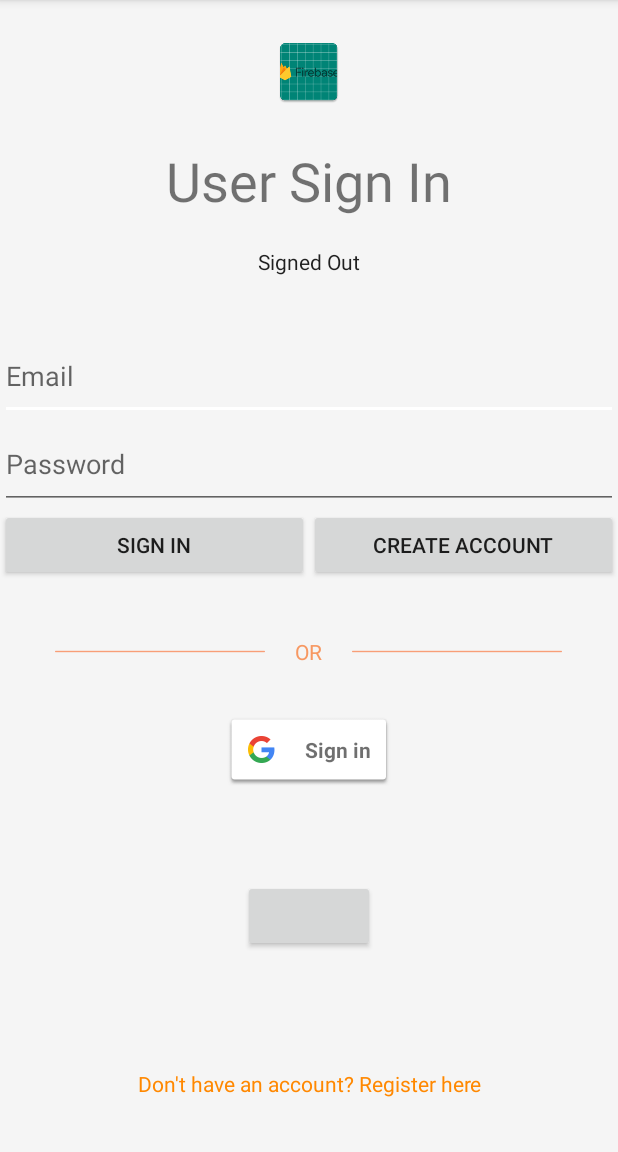
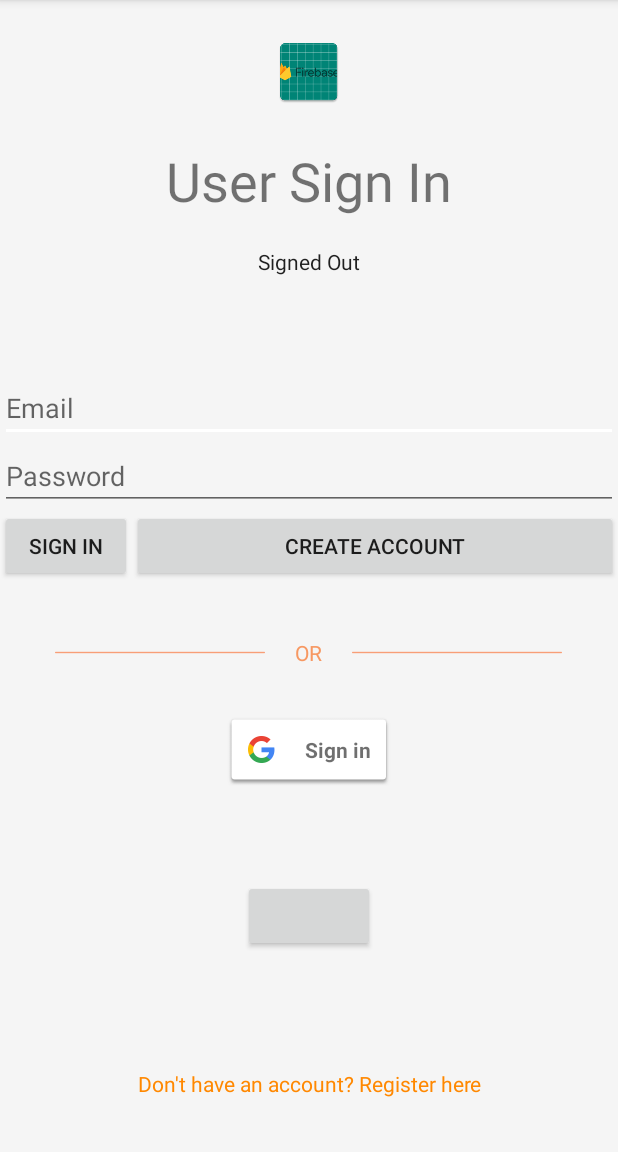
Before and after one commit to tcarausu/p2Project, an Android app: the screen it shows after launch (LoginActivity), on a phone screen of 412 x 824 dp, the part 84-1236 px from its top. Run offline under Robolectric (Android 15) with nearby library versions, the phone set to English and light mode, and no system bars; our stand-ins replace Firebase (no records; nobody signed in at launch, a user with empty details on screens opened directly); libraries missing offline, so code that uses them is left out: com.facebook, com.facebook.login; plain views replace LoginButton; 4 statements that could not run were skipped.

Commit message:
cleanup 0.0.0.3

```diff
--- a/app/src/main/java/com/example/myapplication/LoginActivity.java
+++ b/app/src/main/java/com/example/myapplication/LoginActivity.java
@@ -49,7 +49,7 @@ public class LoginActivity extends BaseActivity implements
     private GoogleSignInClient mGoogleSignInClient;
     private CallbackManager mCallbackManager;
 
-    private TextView mStatusTextView, mDetailTextView,textView_id_register,orView;
+    private TextView mStatusTextView, mDetailTextView, textView_id_register, orView;
     private EditText mEmailField, mPasswordField;
 
     @Override
@@ -57,12 +57,12 @@ public class LoginActivity extends BaseActivity implements
         super.onCreate(savedInstanceState);
         setContentView(R.layout.activity_login);
 
-       initViews();
-       buttonListners();
+        initViews();
+        buttonListners();
     }
 
 
-    public void initViews(){
+    public void initViews() {
         // Views
         mStatusTextView = findViewById(R.id.status);
         mDetailTextView = findViewById(R.id.detail);
@@ -75,7 +75,7 @@ public class LoginActivity extends BaseActivity implements
     }
 
 
-    public void buttonListners(){
+    public void buttonListners() {
 
         // Button listeners
         findViewById(R.id.signInEmail).setOnClickListener(this);
@@ -132,8 +132,6 @@ public class LoginActivity extends BaseActivity implements
         // [END initialize_fblogin]
 
     }
-
-
 
     // [START on_start_check_user]
     @Override
@@ -442,12 +440,7 @@ public class LoginActivity extends BaseActivity implements
             revokeAccess();
         }
 
-        //Facebook actions
-        if (i == R.id.buttonFacebookSignout) {
-            signOutWithFacebook();
-        }
-
-        //Simple Login actions
+              //Simple Login actions
         if (i == R.id.signInCreate) {
             createAccountWithEmail(mEmailField.getText().toString(), mPasswordField.getText().toString());
         } else if (i == R.id.signInEmail) {
--- a/app/src/main/res/layout/activity_login.xml
+++ b/app/src/main/res/layout/activity_login.xml
@@ -1,7 +1,7 @@
 <?xml version="1.0" encoding="utf-8"?>
 <LinearLayout xmlns:android="http://schemas.android.com/apk/res/android"
+    xmlns:app="http://schemas.android.com/apk/res-auto"
     xmlns:tools="http://schemas.android.com/tools"
-    xmlns:app="http://schemas.android.com/apk/res-auto"
     android:id="@+id/main_layout"
     android:layout_width="match_parent"
     android:layout_height="match_parent"
@@ -13,7 +13,7 @@
     <LinearLayout
         android:layout_width="match_parent"
         android:layout_height="0dp"
-        android:layout_weight="40"
+        android:layout_weight="45"
         android:gravity="center_horizontal"
         android:orientation="vertical">
 
@@ -46,17 +46,22 @@
     </LinearLayout>
 
     <LinearLayout
+        android:layout_width="match_parent"
+        android:layout_height="wrap_content"
+        android:layout_weight="5"
+        android:orientation="vertical"
+        android:weightSum="20">
+
+        <LinearLayout
             android:id="@+id/emailPasswordFields"
             android:layout_width="match_parent"
             android:layout_height="wrap_content"
-        android:layout_weight="5"
             android:orientation="vertical">
 
             <EditText
                 android:id="@+id/simple_login_email"
                 android:layout_width="match_parent"
                 android:layout_height="wrap_content"
-            android:layout_weight="0.5"
                 android:hint="@string/hint_email"
                 android:inputType="textEmailAddress" />
 
@@ -64,7 +69,6 @@
                 android:id="@+id/simple_login_password"
                 android:layout_width="match_parent"
                 android:layout_height="wrap_content"
-            android:layout_weight="0.5"
                 android:hint="@string/hint_password"
                 android:inputType="textPassword" />
 
@@ -74,29 +78,31 @@
             android:id="@+id/emailPasswordButtons"
             android:layout_width="match_parent"
             android:layout_height="wrap_content"
-        android:layout_weight="5"
             android:orientation="horizontal">
 
             <Button
                 android:id="@+id/signInEmail"
-            android:layout_width="match_parent"
+                android:layout_width="wrap_content"
                 android:layout_height="wrap_content"
-            android:layout_weight="0.5"
                 android:text="@string/sign_in" />
 
             <Button
                 android:id="@+id/signInCreate"
-            android:layout_width="match_parent"
+                android:layout_width="wrap_content"
                 android:layout_height="wrap_content"
                 android:layout_weight="0.5"
                 android:text="@string/create_account" />
 
         </LinearLayout>
 
+    </LinearLayout>
+
+
     <LinearLayout
         android:layout_width="match_parent"
         android:layout_height="wrap_content"
         android:orientation="vertical">
+
         <TextView
             android:id="@+id/orView"
             android:layout_width="wrap_content"
@@ -106,7 +112,7 @@
             android:drawableStart="@drawable/dash_icon"
             android:drawableEnd="@drawable/dash_icon"
             android:drawablePadding="20dp"
-            android:text="OR"
+            android:text="@string/or"
             android:textAlignment="center"
             android:textColor="#F79862" />
 
@@ -115,8 +121,7 @@
     <RelativeLayout
         android:layout_width="match_parent"
         android:layout_height="0dp"
-        android:layout_weight="20"
-        >
+        android:layout_weight="20">
 
         <com.google.android.gms.common.SignInButton
             android:id="@+id/signInButton"
@@ -161,8 +166,7 @@
     <RelativeLayout
         android:layout_width="match_parent"
         android:layout_height="0dp"
-        android:layout_weight="20"
-        >
+        android:layout_weight="20">
 
         <com.facebook.login.widget.LoginButton
             android:id="@+id/buttonFacebookLogin"
@@ -170,15 +174,6 @@
             android:layout_height="wrap_content"
             android:layout_centerInParent="true" />
 
-        <Button
-            android:id="@+id/buttonFacebookSignout"
-            style="@style/Widget.AppCompat.Button.Colored"
-            android:layout_width="wrap_content"
-            android:layout_height="wrap_content"
-            android:layout_centerInParent="true"
-            android:text="@string/sign_out"
-            android:theme="@style/ThemeOverlay.MyDarkButton"
-            android:visibility="gone"/>
 
     </RelativeLayout>
 
@@ -195,14 +190,14 @@
             android:layout_height="wrap_content"
             android:layout_marginBottom="15dp"
             android:background="@drawable/textview_clickable_register"
+            android:clickable="true"
+            android:focusable="true"
             android:padding="5dp"
             android:text="@string/hint_register"
             android:textAlignment="center"
             android:textColor="@android:color/holo_orange_dark"
             android:textStyle="normal"
-            android:clickable="true"
-            app:autoSizeMaxTextSize="0dp"
-            android:focusable="true" />
+            app:autoSizeMaxTextSize="0dp" />
 
     </LinearLayout>
 
```
Lines whose indentation alone changed are shown as unchanged.
